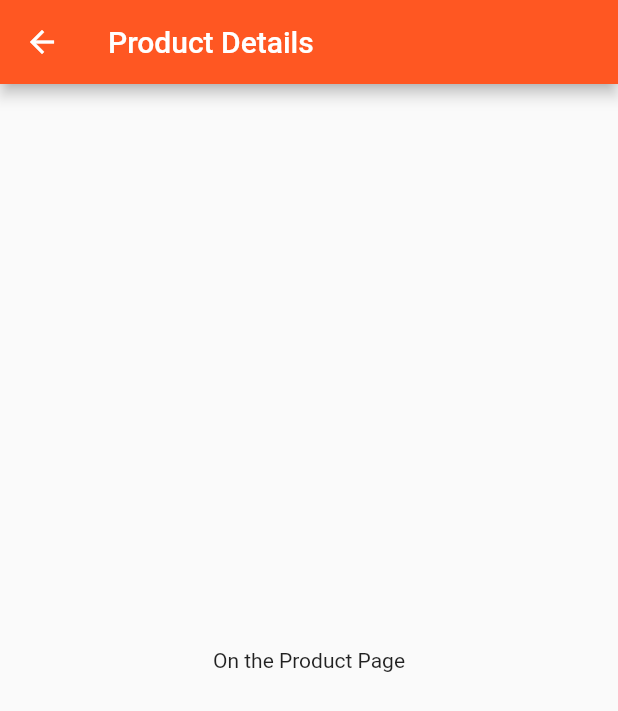
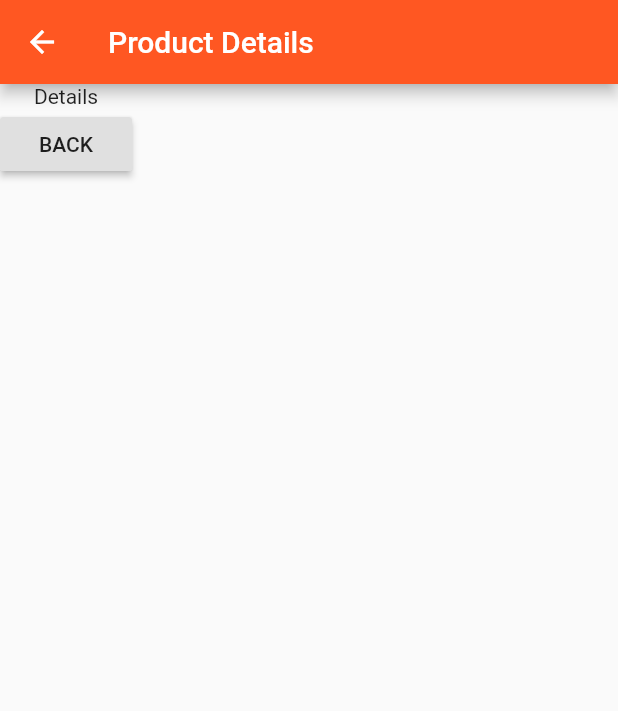
Before and after one commit to amitraj1996/Easy-List, a Flutter app: the ProductPage screen opened directly, on a phone screen of 412 x 824 dp. Shown: the top 711 px of the screen. Run offline on Flutter 3.47's test engine with Material 2 defaults, Android fonts, the phone set to English and light mode, and no system bars.

Commit message:
Navigation push pop of product page

```diff
--- a/lib/pages/product.dart
+++ b/lib/pages/product.dart
@@ -9,9 +9,12 @@ class ProductPage extends StatelessWidget{
       appBar: AppBar(
         title: Text('Product Details'),
       ),
-      body: Center(
-        child: Text('On the Product Page'),
-      ),
+      body: Column(children: <Widget>[
+        Text('Details'),
+        RaisedButton(child: Text('BACK'),
+        onPressed: ()=> Navigator.pop(context),
+        )
+      ],),
     );
   }
 }
```
